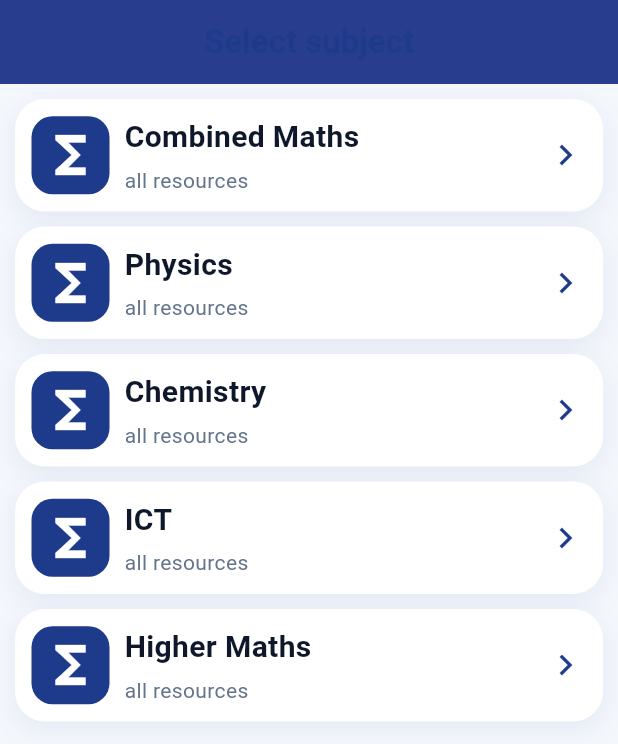
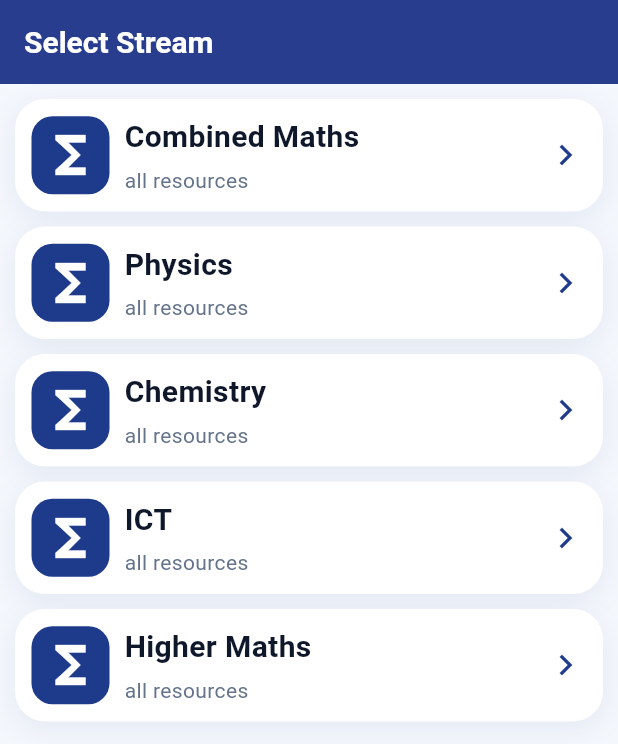
Before and after one commit to KalpaSulochana/learnova, a Flutter app: the AlmathssubjectScreen screen opened directly, on a phone screen of 412 x 824 dp. Shown: the top 744 px of the screen. Run offline on Flutter 3.47's test engine with Material 3 defaults, Android fonts, the phone set to English and light mode, and no system bars; our stand-ins replace font_awesome_flutter; missing offline and left inert: syncfusion_flutter_pdfviewer.

Commit message:
add all app bars

```diff
--- a/lib/resources/Advanced Level/Physical Science/CombinedMaths.dart
+++ b/lib/resources/Advanced Level/Physical Science/CombinedMaths.dart
@@ -18,7 +18,7 @@ class AlCombinedMaths extends StatelessWidget {
           backgroundColor: primaryBlue,
           elevation: 100,
           title: Text(
-            "Select Stream",
+            "Select resource",
             style: TextStyle(
               color: cardWhite,
               fontSize: 20,
--- a/lib/resources/Advanced Level/alMathsSubjects.dart
+++ b/lib/resources/Advanced Level/alMathsSubjects.dart
@@ -19,10 +19,14 @@ class AlmathssubjectScreen extends StatelessWidget {
         backgroundColor: primaryBlue,
         elevation: 100,
         title: Text(
-          "Select subject",
-          style: TextStyle(color: primaryBlue, fontWeight: FontWeight.bold),
-        ),
-        centerTitle: true,
+            "Select Stream",
+            style: TextStyle(
+              color: Colors.white,
+              fontSize: 20,
+              fontWeight: FontWeight.bold,
+            ),
+          ),
+        //centerTitle: true,
       ),
       body: SingleChildScrollView(
         child: Column(
--- a/pubspec.yaml
+++ b/pubspec.yaml
@@ -35,6 +35,7 @@ dependencies:
   # Use with the CupertinoIcons class for iOS style icons.
   cupertino_icons: ^2.0.0
   url_launcher: ^6.3.2
+  font_awesome_flutter: ^11.0.0
 
 
   dio: ^5.0.0               # For downloading the file from your R2 URL
```
Also changed, not shown: lib/gradeSelectionScreen.dart (+51 -21 lines), pubspec.lock.
